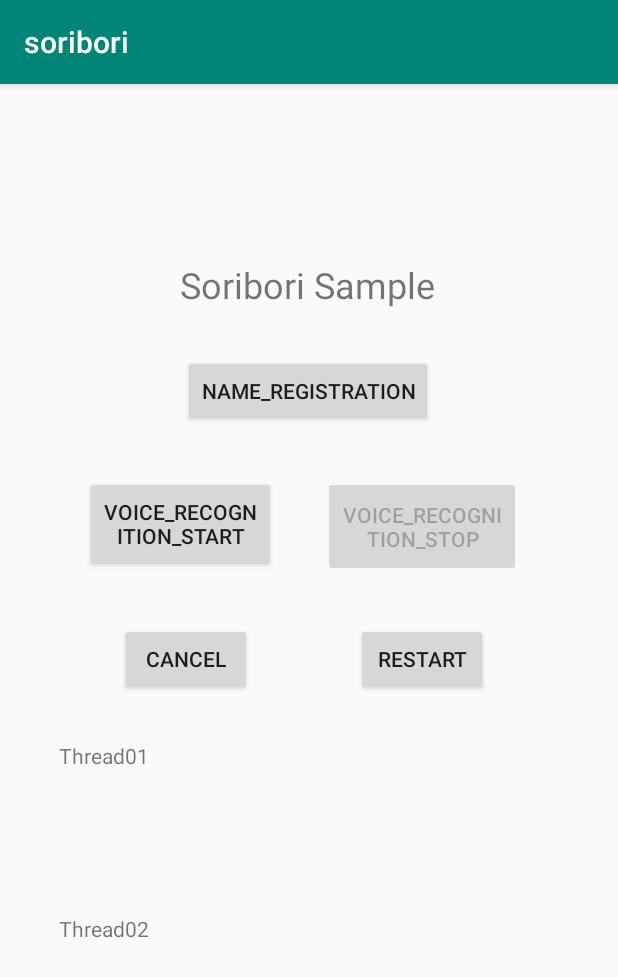
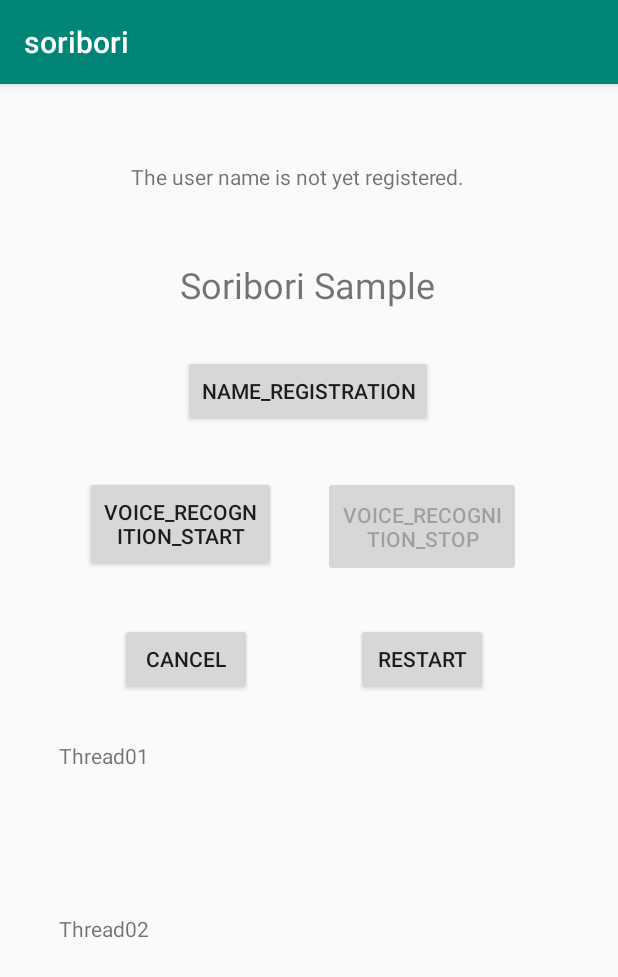
Before and after one commit to minjaec023/Soribori, an Android app: the screen it shows after launch (MainActivity), on a phone screen of 412 x 824 dp. Shown: the top 977 px of the screen. Run offline under Robolectric (Android 15) with nearby library versions, the phone set to English and light mode, and no system bars; libraries missing offline, so code that uses them is left out: com.kakao.sdk; 1 statement that could not run was skipped.

Commit message:
add Name TextView and if name registration success, send toast msg to user (using try catch)

```diff
--- a/soribori/app/src/main/res/layout/activity_main.xml
+++ b/soribori/app/src/main/res/layout/activity_main.xml
@@ -101,4 +101,15 @@
         app:layout_constraintTop_toTopOf="parent"
         app:layout_constraintVertical_bias="0.499" />
 
+    <TextView
+        android:id="@+id/textView"
+        android:layout_width="237dp"
+        android:layout_height="23dp"
+        android:text="@string/the_user_name_is_not_yet_registered"
+        app:layout_constraintBottom_toBottomOf="parent"
+        app:layout_constraintEnd_toEndOf="parent"
+        app:layout_constraintStart_toStartOf="parent"
+        app:layout_constraintTop_toTopOf="parent"
+        app:layout_constraintVertical_bias="0.07" />
+
 </androidx.constraintlayout.widget.ConstraintLayout>
--- a/soribori/app/src/main/res/values/strings.xml
+++ b/soribori/app/src/main/res/values/strings.xml
@@ -12,4 +12,5 @@
     <string name="restart">Restart</string>
     <string name="please_enter_only_your_second_name">PLEASE ENTER ONLY YOUR SECOND NAME!!</string>
     <string name="name_registration1">Name registration!</string>
+    <string name="the_user_name_is_not_yet_registered">The user name is not yet registered.</string>
 </resources>
```
Also changed, not shown: soribori/app/src/main/java/com/example/soribori/Name_registration.java (+15 -5 lines).
